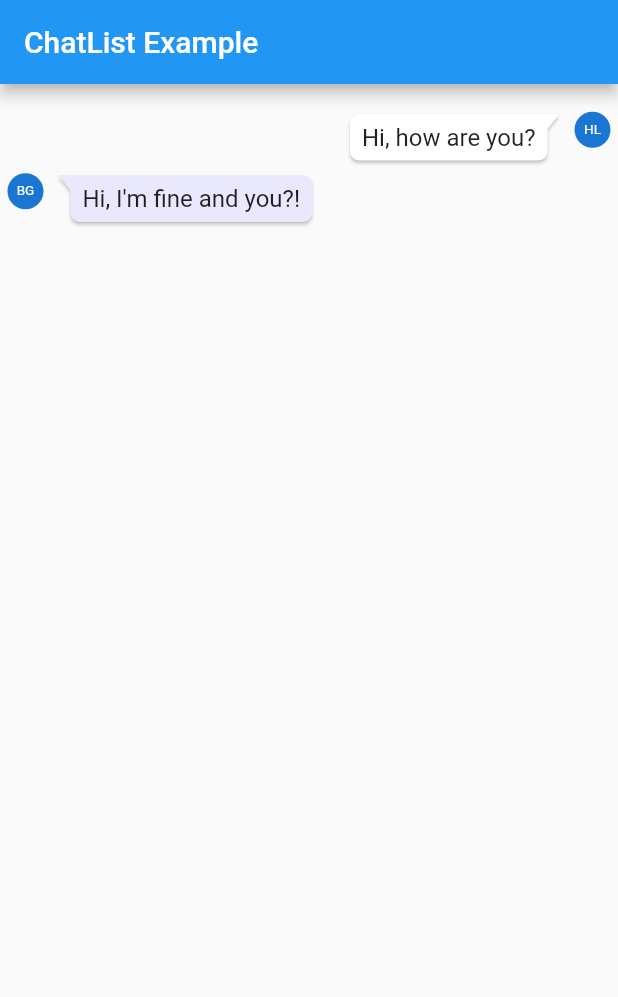
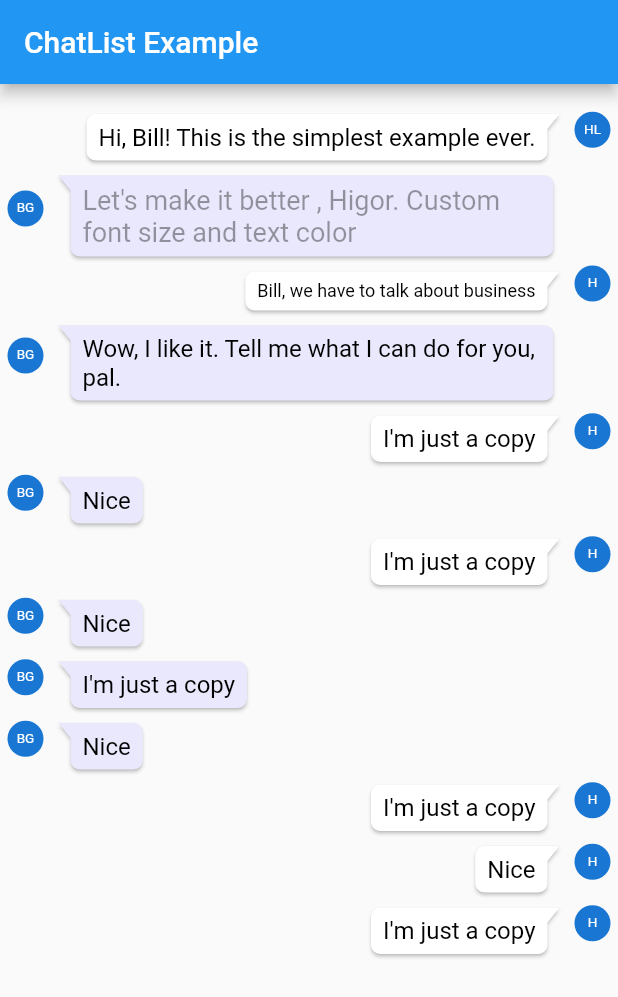
Before and after one commit to higorlapa/chat-list-flutter-package, a Flutter app: the screen it shows after launch, on a phone screen of 412 x 824 dp. Shown: the top 997 px of the screen. Run offline on Flutter 3.47's test engine with Material 2 defaults, Android fonts, the phone set to English and light mode, and no system bars.

Commit message:
feat: adds new features to MessageWidget as fontFamily, size or color. refactor: removes MessageModel

```diff
--- a/example/lib/main.dart
+++ b/example/lib/main.dart
@@ -1,6 +1,4 @@
 import 'package:chat_list/chat_list.dart';
-import 'package:chat_list/models/message_model.dart';
-import 'package:chat_list/models/owner_type_enum.dart';
 import 'package:flutter/material.dart';
 
 void main() => runApp(MyApp());
@@ -29,10 +27,61 @@ class MyHomePage extends StatefulWidget {
 }
 
 class _MyHomePageState extends State<MyHomePage> {
-  List<MessageModel> _messageList = [
-    MessageModel("Hi, how are you?", OwnerType.SENDER, ownerName: "Higor Lapa"),
-    MessageModel("Hi, I'm fine and you?!", OwnerType.RECEIVER,
-        ownerName: "Bill Gates")
+  final List<MessageWidget> _messageList = [
+    MessageWidget(
+        content: "Hi, Bill! This is the simplest example ever.",
+        ownerType: OwnerType.sender,
+        ownerName: "Higor Lapa"),
+    MessageWidget(
+        content:
+            "Let's make it better , Higor. Custom font size and text color",
+        textColor: Colors.black38,
+        fontSize: 18.0,
+        ownerType: OwnerType.receiver,
+        ownerName: "Bill Gates"),
+    MessageWidget(
+        content: "Bill, we have to talk about business",
+        fontSize: 12.0,
+        ownerType: OwnerType.sender,
+        ownerName: "Higor"),
+    MessageWidget(
+        content: "Wow, I like it. Tell me what I can do for you, pal.",
+        ownerType: OwnerType.receiver,
+        ownerName: "Bill Gates"),
+    MessageWidget(
+        content: "I'm just a copy",
+        ownerType: OwnerType.sender,
+        ownerName: "Higor"),
+    MessageWidget(
+        content: "Nice",
+        ownerType: OwnerType.receiver,
+        ownerName: "Bill Gates"),
+    MessageWidget(
+        content: "I'm just a copy",
+        ownerType: OwnerType.sender,
+        ownerName: "Higor"),
+    MessageWidget(
+        content: "Nice",
+        ownerType: OwnerType.receiver,
+        ownerName: "Bill Gates"),
+    MessageWidget(
+        content: "I'm just a copy",
+        ownerType: OwnerType.receiver,
+        ownerName: "Bill Gates"),
+    MessageWidget(
+        content: "Nice",
+        ownerType: OwnerType.receiver,
+        ownerName: "Bill Gates"),
+    MessageWidget(
+        content: "I'm just a copy",
+        ownerType: OwnerType.sender,
+        ownerName: "Higor"),
+    MessageWidget(
+        content: "Nice", ownerType: OwnerType.sender, ownerName: "Higor"),
+    MessageWidget(
+        content: "I'm just a copy",
+        ownerType: OwnerType.sender,
+        ownerName: "Higor"),
   ];
 
   @override
@@ -41,6 +90,6 @@ class _MyHomePageState extends State<MyHomePage> {
         appBar: AppBar(
           title: Text(widget.title),
         ),
-        body: Center(child: ChatList(messageList: _messageList)));
+        body: Center(child: ChatList(children: _messageList)));
   }
 }
--- a/lib/chat_list.dart
+++ b/lib/chat_list.dart
@@ -1,34 +1,4 @@
 library chat_list;
 
-import 'package:chat_list/models/message_model.dart';
-export 'package:chat_list/models/message_model.dart';
-import 'package:chat_list/widgets/message_widget.dart';
-export 'package:chat_list/widgets/message_widget.dart';
-import 'package:flutter/widgets.dart';
-
-class ChatList extends StatelessWidget {
-  final List<MessageModel> messageList;
-
-  ChatList({this.messageList});
-
-  Widget build(context) {
-    return Column(
-      mainAxisSize: MainAxisSize.max,
-      children: <Widget>[
-        Expanded(
-          child: ListView.builder(
-            shrinkWrap: true,
-            padding: EdgeInsets.symmetric(horizontal: 5, vertical: 10),
-            itemCount: messageList.length,
-            itemBuilder: (BuildContext buildContext, int index) {
-              return MessageWidget(MessageModel(
-                  messageList[index].content, messageList[index].ownerType,
-                  ownerName: messageList[index].ownerName));
-            },
-          ),
-          flex: 8,
-        ),
-      ],
-    );
-  }
-}
+export 'src/widgets/chat_list_widget.dart';
+export 'src/widgets/message_widget.dart';
--- a/lib/models/message_model.dart
+++ /dev/null
@@ -1,38 +0,0 @@
-import 'owner_type_enum.dart';
-
-class MessageModel {
-
-  String content;
-  OwnerType ownerType;
-  String ownerName;
-
-  MessageModel(this.content, this.ownerType, {this.ownerName});
-
-  String senderInitials ()  {
-
-    if(this.ownerName == null) return 'ME';
-
-    return _getUserInitials(this.ownerName);
-
-  }
-
-  String _getUserInitials(String name) {
-
-    if(name.lastIndexOf(' ') == -1) {
-
-      return name[0];
-
-    } else  {
-
-      String lastInitial = name.substring(name.lastIndexOf(' ') + 1);
-
-      return name[0] + lastInitial[0];
-
-    }
-
-  }
-
-
-
-
-}
--- a/lib/models/owner_type_enum.dart
+++ /dev/null
@@ -1,7 +0,0 @@
-
-enum OwnerType {
-
-  RECEIVER,
-  SENDER
-
-}
--- /dev/null
+++ b/lib/src/widgets/chat_list_widget.dart
@@ -0,0 +1,28 @@
+import 'package:flutter/material.dart';
+
+import '../../chat_list.dart';
+
+class ChatList extends StatelessWidget {
+  final List<MessageWidget> children;
+
+  ChatList({this.children = const <MessageWidget>[]});
+
+  Widget build(context) {
+    return Column(
+      mainAxisSize: MainAxisSize.max,
+      children: <Widget>[
+        Expanded(
+          child: ListView.builder(
+            shrinkWrap: true,
+            padding: EdgeInsets.symmetric(horizontal: 5, vertical: 10),
+            itemCount: children.length,
+            itemBuilder: (BuildContext buildContext, int index) {
+              return children[index];
+            },
+          ),
+          flex: 8,
+        ),
+      ],
+    );
+  }
+}
--- /dev/null
+++ b/lib/src/widgets/message_widget.dart
@@ -0,0 +1,123 @@
+import 'package:bubble/bubble.dart';
+import 'package:flutter/material.dart';
+import 'package:flutter/widgets.dart';
+
+class MessageWidget extends StatefulWidget {
+  final String content;
+  final String fontFamily;
+  final double fontSize;
+  final Color textColor;
+  final OwnerType ownerType;
+  final String ownerName;
+
+  MessageWidget(
+      {this.content,
+      this.fontFamily,
+      this.fontSize,
+      this.textColor,
+      this.ownerType,
+      this.ownerName});
+
+  @override
+  _MessageWidgetState createState() => _MessageWidgetState();
+}
+
+class _MessageWidgetState extends State<MessageWidget>
+    implements IMessageWidget {
+  String get senderInitials {
+    if (widget.ownerName == null || widget.ownerName.isEmpty) return 'ME';
+
+    try {
+      if (widget.ownerName.lastIndexOf(' ') == -1) {
+        return widget.ownerName[0];
+      } else {
+        var lastInitial =
+            widget.ownerName.substring(widget.ownerName.lastIndexOf(' ') + 1);
+
+        return widget.ownerName[0] + lastInitial[0];
+      }
+    } catch (e) {
+      print(e);
+      return 'ME';
+    }
+  }
+
+  @override
+  Widget build(BuildContext context) {
+    switch (widget.ownerType) {
+      case OwnerType.receiver:
+        return buildReceiver();
+      case OwnerType.sender:
+      default:
+        return buildSender();
+    }
+  }
+
+  @override
+  Widget buildReceiver() {
+    return Row(
+      mainAxisSize: MainAxisSize.max,
+      mainAxisAlignment: MainAxisAlignment.start,
+      children: <Widget>[
+        _buildCircleAvatar(),
+        Flexible(
+          child: Bubble(
+              margin: BubbleEdges.fromLTRB(10, 10, 30, 0),
+              stick: true,
+              nip: BubbleNip.leftTop,
+              color: Color.fromRGBO(233, 232, 252, 10),
+              alignment: Alignment.topLeft,
+              child: _buildContentText(TextAlign.left)),
+        ),
+      ],
+    );
+  }
+
+  @override
+  Widget buildSender() {
+    return Row(
+      mainAxisSize: MainAxisSize.max,
+      mainAxisAlignment: MainAxisAlignment.end,
+      children: <Widget>[
+        Flexible(
+          child: Bubble(
+              margin: BubbleEdges.fromLTRB(30, 10, 10, 0),
+              stick: true,
+              nip: BubbleNip.rightTop,
+              color: Colors.white,
+              alignment: Alignment.topRight,
+              child: _buildContentText(TextAlign.right)),
+        ),
+        _buildCircleAvatar()
+      ],
+    );
+  }
+
+  Widget _buildContentText(TextAlign align) {
+    return Text(
+      widget.content,
+      textAlign: align,
+      style: TextStyle(
+          fontSize: widget.fontSize ?? 16.0,
+          color: widget.textColor ?? Colors.black,
+          fontFamily: widget.fontFamily ??
+              DefaultTextStyle.of(context).style.fontFamily),
+    );
+  }
+
+  Widget _buildCircleAvatar() {
+    return CircleAvatar(
+        radius: 12,
+        child: Text(
+          senderInitials ?? "",
+          style: TextStyle(fontSize: 9),
+        ));
+  }
+}
+
+abstract class IMessageWidget {
+  Widget buildReceiver();
+  Widget buildSender();
+}
+
+enum OwnerType { receiver, sender }
--- a/lib/widgets/message_widget.dart
+++ /dev/null
@@ -1,69 +0,0 @@
-import 'package:bubble/bubble.dart';
-import 'package:chat_list/models/message_model.dart';
-import 'package:chat_list/models/owner_type_enum.dart';
-import 'package:flutter/material.dart';
-import 'package:flutter/widgets.dart';
-
-
-class MessageWidget extends StatelessWidget {
-
-
-  final MessageModel _messageModel;
-
-
-  MessageWidget(this._messageModel);
-
-  @override
-  Widget build(BuildContext context) {
-
-    return Row(
-      mainAxisSize: MainAxisSize.max,
-      mainAxisAlignment: _messageModel.ownerType == OwnerType.RECEIVER
-          ? MainAxisAlignment.start
-          : MainAxisAlignment.end,
-      children: <Widget>[
-        _messageModel.ownerType == OwnerType.RECEIVER
-            ? CircleAvatar(
-        radius: 12,
-        child: Text(
-          _messageModel.senderInitials(),
-          style: TextStyle(fontSize: 9),
-        ))
-            : Text(''),
-        Flexible(
-          child: Bubble(
-            margin: BubbleEdges.fromLTRB( _messageModel.ownerType == OwnerType.RECEIVER  ? 10 : 30, 10,
-                _messageModel.ownerType == OwnerType.RECEIVER ? 30 : 10, 0),
-            stick: true,
-            nip:  _messageModel.ownerType == OwnerType.RECEIVER
-                ? BubbleNip.leftTop
-                : BubbleNip.rightTop,
-            color:  _messageModel.ownerType == OwnerType.RECEIVER
-                ? Color.fromRGBO(233, 232, 252, 10)
-                : Colors.white,
-            alignment:  _messageModel.ownerType == OwnerType.RECEIVER
-                ? Alignment.topLeft
-                : Alignment.topRight,
-            child: Text(
-              _messageModel.content,
-              textAlign:
-              _messageModel.ownerType == OwnerType.RECEIVER ? TextAlign.left : TextAlign.right,
-              style: TextStyle(fontSize: 16),
-            ),
-          ),
-        ),
-        _messageModel.ownerType == OwnerType.RECEIVER
-            ? Text('')
-            : CircleAvatar(
-            radius: 12,
-            child: Text(
-              _messageModel.senderInitials(),
-              style: TextStyle(fontSize: 9),
-            )),
-      ],
-    );
-  }
-
-
-
-}
```
Also changed, not shown: pubspec.yaml (+3 -37 lines), example/pubspec.lock, pubspec.lock, 9 other files.
